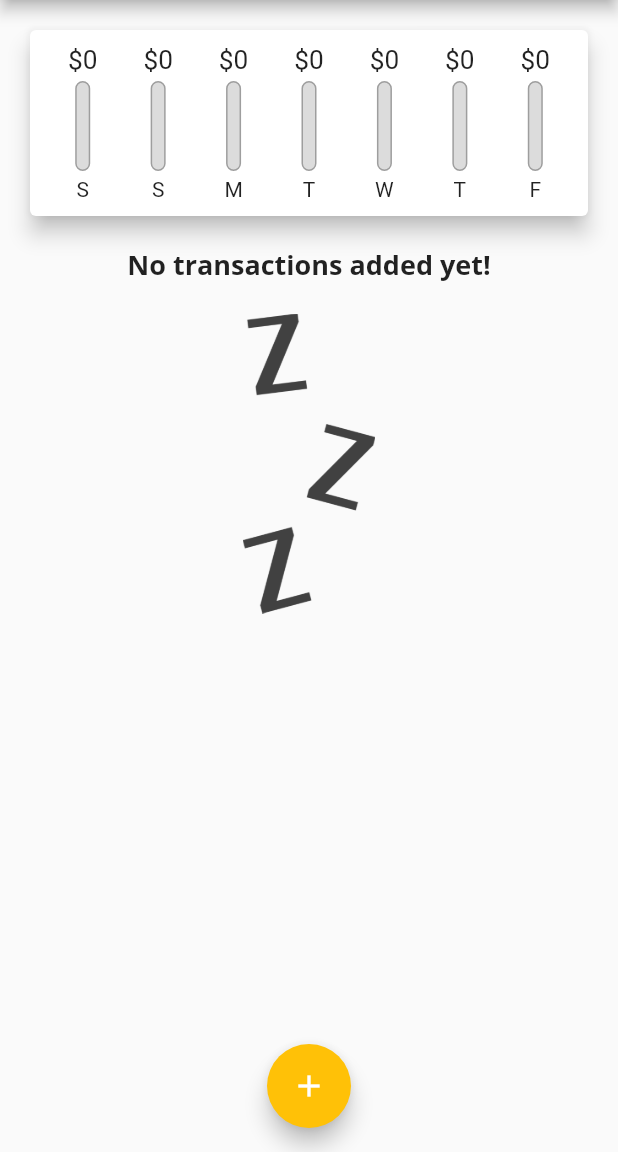
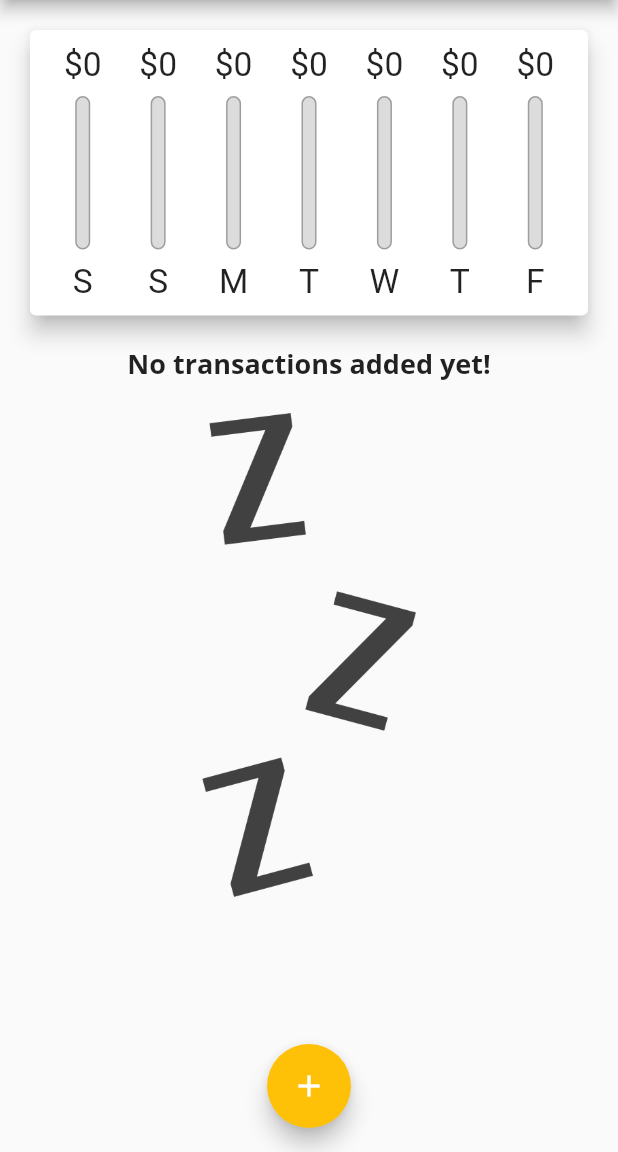
Before and after one commit to NotSoYeezy/Flutter-ExpenseTracker, a Flutter app: the screen it shows after launch, on a phone screen of 412 x 824 dp, the part 84-1236 px from its top. Run offline on Flutter 3.47's test engine with Material 2 defaults, Android fonts, the phone set to English and light mode, and no system bars.

Commit message:
Fixing responsivness issues

```diff
--- a/lib/main.dart
+++ b/lib/main.dart
@@ -1,11 +1,21 @@
-import 'package:expense_tracker/widgets/transaction_list.dart';
+import 'dart:io';
 
 import './widgets/new_transaction.dart';
 import 'package:flutter/material.dart';
 import './models/transaction.dart';
+import './widgets/transaction_list.dart';
 import './widgets/chart.dart';
 
-void main() => runApp(const MyApp());
+void main() {
+  // WidgetsFlutterBinding.ensureInitialized();
+  // SystemChrome.setPreferredOrientations(
+  //   [
+  //     DeviceOrientation.portraitDown,
+  //     DeviceOrientation.portraitUp,
+  //   ],
+  // );
+  runApp(const MyApp());
+}
 
 class MyApp extends StatelessWidget {
   const MyApp({Key? key}) : super(key: key);
@@ -51,20 +61,8 @@ class MyHomePage extends StatefulWidget {
 }
 
 class _MyHomePageState extends State<MyHomePage> {
-  final List<Transaction> _userTransactions = [
-    // Transaction(
-    //   id: 't1',
-    //   title: 'New Shoes',
-    //   amount: 69.99,
-    //   date: DateTime.now(),
-    // ),
-    // Transaction(
-    //   id: 't2',
-    //   title: 'Groceries',
-    //   amount: 14.50,
-    //   date: DateTime.now(),
-    // ),
-  ];
+  final List<Transaction> _userTransactions = [];
+  bool _showChart = false;
 
   List<Transaction> get _recentTransactions {
     return _userTransactions.where((tx) {
@@ -107,27 +105,73 @@ class _MyHomePageState extends State<MyHomePage> {
 
   @override
   Widget build(BuildContext context) {
-    return Scaffold(
-      appBar: AppBar(
+    final mediaQuery = MediaQuery.of(context);
+    final isLandscape = mediaQuery.orientation == Orientation.landscape;
+    final appBar = AppBar(
       title: const Text("Personal Expenses"),
       actions: [
         IconButton(
             onPressed: () => _startAddNewTransaction(context),
             icon: const Icon(Icons.add))
       ],
-      ),
-      body: SingleChildScrollView(
+    );
+    final txListWidget = SizedBox(
+      height: (mediaQuery.size.height -
+              appBar.preferredSize.height -
+              mediaQuery.padding.top) *
+          0.7,
+      child: TransactionList(
+          transactions: _userTransactions, deleteTx: _deleteTransaction),
+    );
+
+    return Scaffold(
+      appBar: appBar,
+      body: SafeArea(
+        child: SingleChildScrollView(
           child: Column(
             crossAxisAlignment: CrossAxisAlignment.stretch,
             children: [
-            Chart(recentTransactions: _recentTransactions),
-            TransactionList(
-                transactions: _userTransactions, deleteTx: _deleteTransaction),
+              if (isLandscape)
+                Row(
+                  mainAxisAlignment: MainAxisAlignment.center,
+                  children: [
+                    const Text("Show Chart"),
+                    Switch.adaptive(
+                      value: _showChart,
+                      activeColor: Theme.of(context).colorScheme.secondary,
+                      onChanged: (val) {
+                        setState(() {
+                          _showChart = val;
+                        });
+                      },
+                    ),
+                  ],
+                ),
+              if (!isLandscape)
+                SizedBox(
+                    height: (mediaQuery.size.height -
+                            appBar.preferredSize.height -
+                            mediaQuery.padding.top) *
+                        0.3,
+                    child: Chart(recentTransactions: _recentTransactions)),
+              if (!isLandscape) txListWidget,
+              if (isLandscape)
+                _showChart
+                    ? SizedBox(
+                        height: (mediaQuery.size.height -
+                                appBar.preferredSize.height -
+                                mediaQuery.padding.top) *
+                            0.7,
+                        child: Chart(recentTransactions: _recentTransactions))
+                    : txListWidget
             ],
           ),
         ),
+      ),
       floatingActionButtonLocation: FloatingActionButtonLocation.centerFloat,
-      floatingActionButton: FloatingActionButton(
+      floatingActionButton: Platform.isIOS
+          ? Container()
+          : FloatingActionButton(
               child: const Icon(Icons.add),
               onPressed: () => _startAddNewTransaction(context),
             ),
--- a/lib/widgets/chart_bar.dart
+++ b/lib/widgets/chart_bar.dart
@@ -14,19 +14,21 @@ class ChartBar extends StatelessWidget {
 
   @override
   Widget build(BuildContext context) {
+    return LayoutBuilder(
+      builder: ((context, constraints) {
         return Column(
           children: [
             SizedBox(
-          height: 20,
+              height: constraints.maxHeight * 0.15,
               child: FittedBox(
                 child: Text('\$${spendingAmount.toStringAsFixed(0)}'),
               ),
             ),
-        const SizedBox(
-          height: 4,
+            SizedBox(
+              height: constraints.maxHeight * 0.05,
             ),
             SizedBox(
-          height: 60,
+              height: constraints.maxHeight * 0.6,
               width: 10,
               child: Stack(children: [
                 Container(
@@ -46,11 +48,18 @@ class ChartBar extends StatelessWidget {
                 )
               ]),
             ),
-        const SizedBox(
-          height: 4,
+            SizedBox(
+              height: constraints.maxHeight * 0.05,
             ),
-        Text(label),
+            SizedBox(
+              height: constraints.maxHeight * 0.15,
+              child: FittedBox(
+                child: Text(label),
+              ),
+            ),
           ],
+        );
+      }),
     );
   }
 }
--- a/lib/widgets/new_transaction.dart
+++ b/lib/widgets/new_transaction.dart
@@ -53,9 +53,16 @@ class _NewTransactionState extends State<NewTransaction> {
 
   @override
   Widget build(BuildContext context) {
-    return Card(
+    final mediaQuery = MediaQuery.of(context);
+    return SingleChildScrollView(
+      child: Card(
         child: Container(
-        padding: const EdgeInsets.all(10),
+          padding: EdgeInsets.only(
+            top: 10,
+            left: 10,
+            right: 10,
+            bottom: mediaQuery.viewInsets.bottom + 10,
+          ),
           child: Column(
             crossAxisAlignment: CrossAxisAlignment.end,
             children: [
@@ -99,6 +106,7 @@ class _NewTransactionState extends State<NewTransaction> {
             ],
           ),
         ),
+      ),
     );
   }
 }
--- a/lib/widgets/transaction_list.dart
+++ b/lib/widgets/transaction_list.dart
@@ -12,10 +12,10 @@ class TransactionList extends StatelessWidget {
 
   @override
   Widget build(BuildContext context) {
-    return SizedBox(
-      height: 450,
-      child: transactions.isEmpty
-          ? Column(
+    final mediaQuery = MediaQuery.of(context);
+    return transactions.isEmpty
+        ? LayoutBuilder(builder: (context, constraints) {
+            return Column(
               children: [
                 Text(
                   "No transactions added yet!",
@@ -25,16 +25,16 @@ class TransactionList extends StatelessWidget {
                   height: 20,
                 ),
                 SizedBox(
-                    height: 200,
+                    height: constraints.maxHeight * 0.6,
                     child: Image.asset('assets/images/waiting.png',
                         fit: BoxFit.cover))
               ],
-            )
+            );
+          })
         : ListView.builder(
             itemBuilder: (ctx, index) {
               return Card(
-                  margin:
-                      const EdgeInsets.symmetric(vertical: 8, horizontal: 5),
+                margin: const EdgeInsets.symmetric(vertical: 8, horizontal: 5),
                 elevation: 5,
                 child: ListTile(
                   leading: CircleAvatar(
@@ -54,7 +54,17 @@ class TransactionList extends StatelessWidget {
                   subtitle: Text(
                     DateFormat.yMMMd().format(transactions[index].date),
                   ),
-                    trailing: IconButton(
+                  trailing: mediaQuery.size.width > 360
+                      ? TextButton.icon(
+                          icon: Icon(
+                            Icons.delete,
+                            color: Theme.of(context).errorColor,
+                          ),
+                          label: const Text("Delete"),
+                          onPressed: () => deleteTx(
+                                transactions[index].id,
+                              ))
+                      : IconButton(
                           icon: Icon(
                             Icons.delete,
                             color: Theme.of(context).errorColor,
@@ -65,7 +75,6 @@ class TransactionList extends StatelessWidget {
               );
             },
             itemCount: transactions.length,
-            ),
           );
   }
 }
```
Lines whose indentation alone changed are shown as unchanged.
